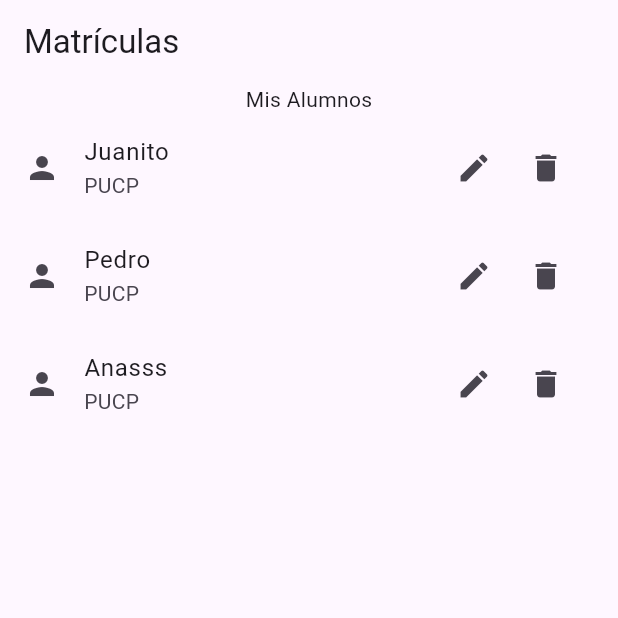
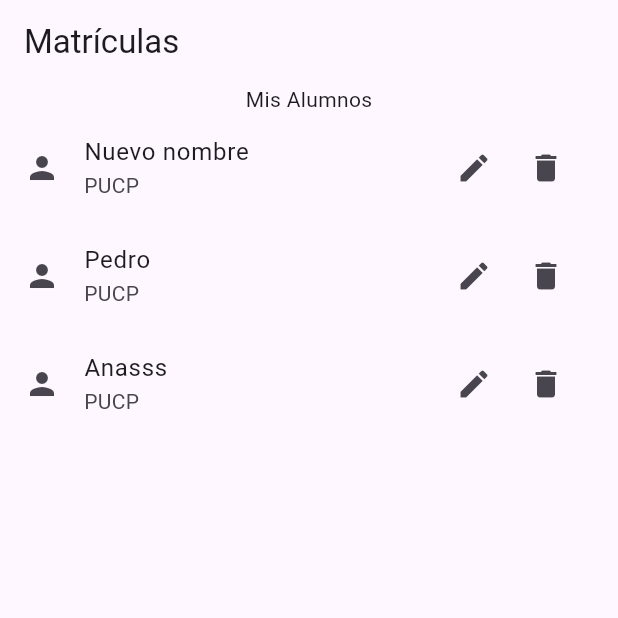
Before and after one commit to fr4nsgallegos/matriculasappg8, a Flutter app: the screen it shows after launch, after a tap on the "edit" icon, on a phone screen of 412 x 824 dp, the top half of it. Run offline on Flutter 3.47's test engine with Material 3 defaults, Android fonts, the phone set to English and light mode, and no system bars.

Commit message:
edit alumno

```diff
--- a/lib/pages/matricula_page.dart
+++ b/lib/pages/matricula_page.dart
@@ -77,7 +77,15 @@ class _MatriculaPageState extends State<MatriculaPage> {
                     },
                     funcionEdit: () {
                       print("editandoooo");
-
+                      // alumnoSeleccionado.nombre = "EDITADO";
+                      print(alumnoList.indexOf(alumnoSeleccionado));
+                      alumnoList[alumnoList.indexOf(alumnoSeleccionado)] =
+                          Alumno(
+                        "Nuevo nombre",
+                        "nuevo correo",
+                        "nuevvo dni",
+                      );
+                      print(alumnoSeleccionado.nombre);
                       setState(() {});
                     },
                   ),
```
